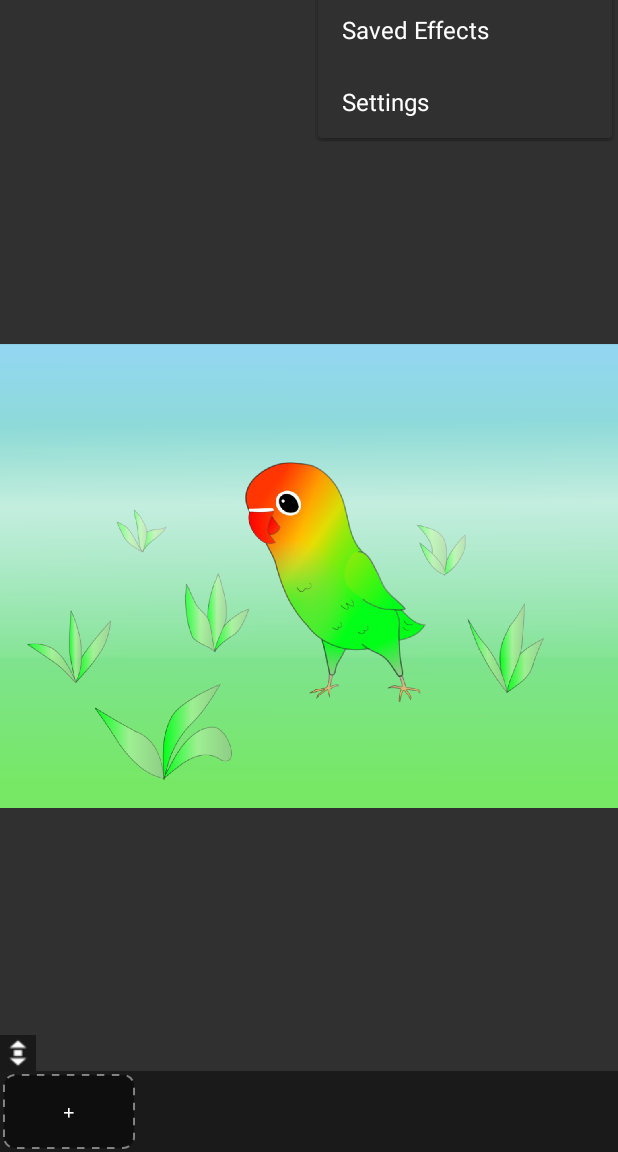
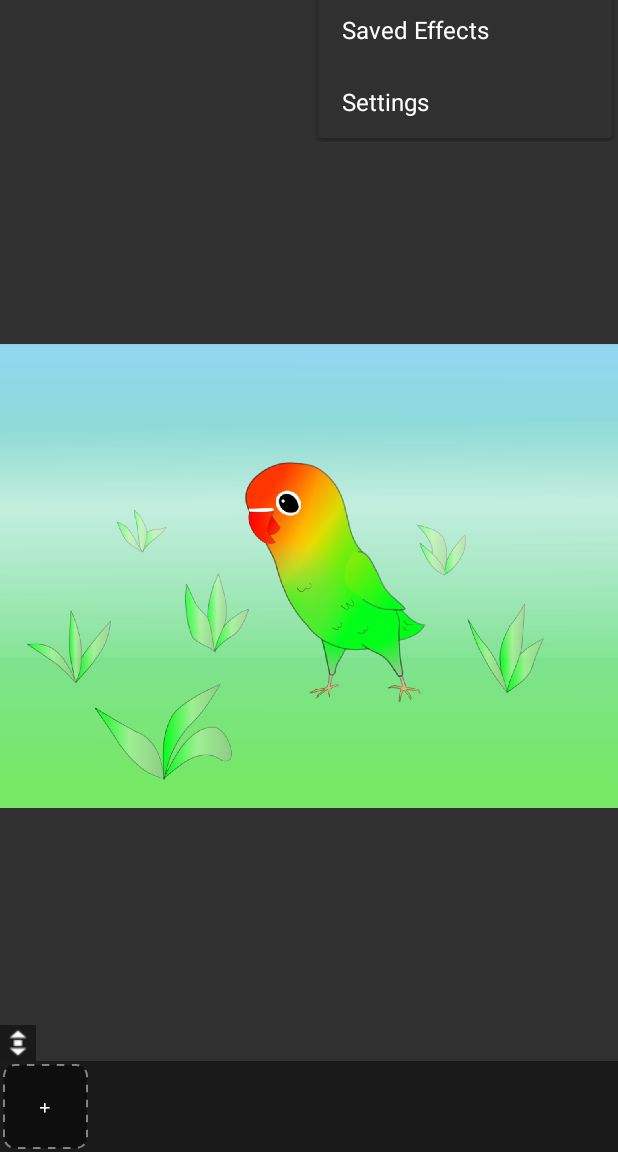
Before and after one commit to prrt714/Effoto, an Android app: the screen it shows after launch (MainActivity), in the options menu, after a tap on "Save Effect", on a phone screen of 412 x 824 dp, the part 84-1236 px from its top. Run offline under Robolectric (Android 15) with nearby library versions, the phone set to English and light mode, and no system bars; 1 statement that could not run was skipped.

Commit message:
[x] Effect button sizes

```diff
--- a/app/src/main/java/vnd/blueararat/Effoto/MainActivity.java
+++ b/app/src/main/java/vnd/blueararat/Effoto/MainActivity.java
@@ -19,6 +19,7 @@ import android.graphics.Canvas;
 import android.graphics.Color;
 import android.graphics.Matrix;
 import android.graphics.Paint;
+import android.graphics.Point;
 import android.graphics.PointF;
 import android.graphics.PorterDuff;
 import android.graphics.Rect;
@@ -37,6 +38,7 @@ import android.support.v4.app.ShareCompat;
 import android.support.v4.content.ContextCompat;
 import android.support.v4.content.FileProvider;
 import android.support.v7.app.AppCompatActivity;
+import android.view.Display;
 import android.view.LayoutInflater;
 import android.view.Menu;
 import android.view.MenuItem;
@@ -267,6 +269,17 @@ public class MainActivity extends AppCompatActivity implements OnTouchListener {
 		// list.add(mActiveEffect);
 		// it = list.iterator();
 		update(bmp1, 0);
+
+		ViewGroup.LayoutParams params = getButtonLayout().getChildAt(0).getLayoutParams();
+		params.width = params.height = getButtonWidth();
+		getButtonLayout().getChildAt(0).setLayoutParams(params);
+	}
+
+	public int getButtonWidth() {
+		Display display = getWindowManager().getDefaultDisplay();
+		Point size = new Point();
+		display.getSize(size);
+		return Math.min(size.x, size.y)/7 - 3;
 	}
 
 	// @Override
```
Also changed, not shown: app/src/main/java/vnd/blueararat/Effoto/Effect.java (+8 -6 lines).
